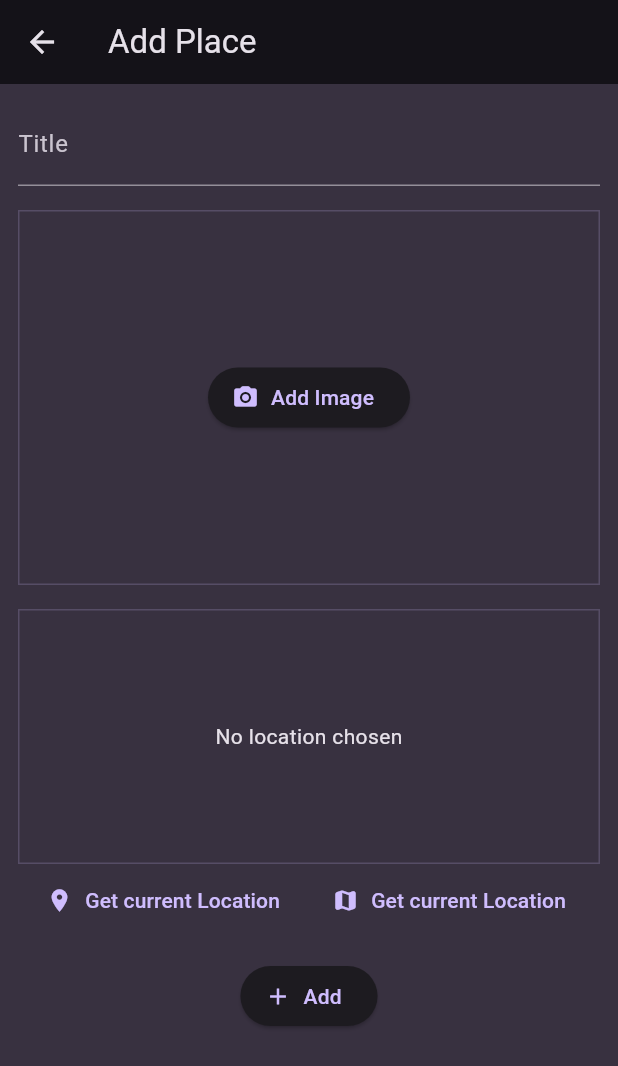
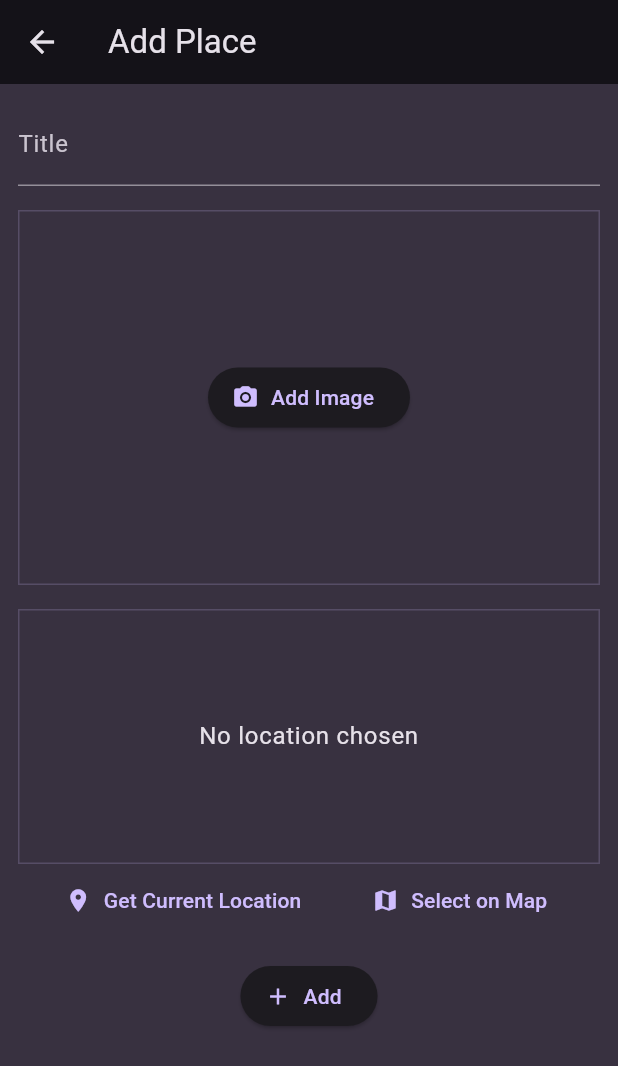
Before and after one commit to Devendrareddy1402/FavoritePlace, a Flutter app: the screen it shows after launch, after a tap on the "add" icon, on a phone screen of 412 x 824 dp. Shown: the top 1066 px of the screen. Run offline on Flutter 3.47's test engine with Material 3 defaults, Android fonts, the phone set to English and light mode, and no system bars; our stand-ins replace flutter_riverpod, google_fonts, image_picker, location; missing offline and left inert: cross_file_image.

Commit message:
location

```diff
--- a/lib/models/place.dart
+++ b/lib/models/place.dart
@@ -3,9 +3,22 @@ import 'package:uuid/uuid.dart';
 
 const uuid = Uuid();
 
+class PlaceLocation {
+  const PlaceLocation(
+      {required this.latitude, required this.longitude, required this.address});
+  final double latitude;
+  final double longitude;
+  final String address;
+}
+
 class Place {
-  Place({required this.title, required this.image}) : id = uuid.v4();
+  Place({
+    required this.title,
+    required this.image,
+    /*required this.location*/
+  }) : id = uuid.v4();
   final String title;
   final String id;
   final XFile image;
+  //final PlaceLocation location;
 }
--- a/lib/screens/add_place.dart
+++ b/lib/screens/add_place.dart
@@ -4,7 +4,6 @@ import 'package:favorite_place/widgets/location_input.dart';
 import 'package:flutter/material.dart';
 import 'package:flutter_riverpod/flutter_riverpod.dart';
 import 'package:image_picker/image_picker.dart';
-import 'package:location/location.dart';
 
 class AddPlaceScreen extends ConsumerStatefulWidget {
   const AddPlaceScreen({super.key});
--- a/lib/screens/places_list.dart
+++ b/lib/screens/places_list.dart
@@ -20,7 +20,7 @@ class PlacesScreen extends ConsumerWidget {
             onPressed: () {
               Navigator.of(context).push(
                 MaterialPageRoute(
-                  builder: (ctx) => AddPlaceScreen(),
+                  builder: (ctx) => const AddPlaceScreen(),
                 ),
               );
             },
--- a/lib/widgets/location_input.dart
+++ b/lib/widgets/location_input.dart
@@ -1,6 +1,148 @@
+import 'dart:convert';
+
+import 'package:favorite_place/models/place.dart';
+import 'package:flutter/material.dart';
+import 'package:location/location.dart';
+import 'package:http/http.dart' as http;
+
+class LocationInput extends StatefulWidget {
+  const LocationInput({super.key});
+
+  @override
+  State<LocationInput> createState() {
+    return _LocationInputState();
+  }
+}
+
+class _LocationInputState extends State<LocationInput> {
+  PlaceLocation? _pickedLocation;
+  var _isGettingLocation = false;
+
+  String get locationImage {
+    if (_pickedLocation == null) {
+      return '';
+    }
+    final lat = _pickedLocation!.latitude;
+    final lng = _pickedLocation!.longitude;
+    return 'https://maps.googleapis.com/maps/api/staticmap?center=$lat,$lng=&zoom=16&size=600x300&maptype=roadmap&markers=color:red%7Clabel:A%7C$lat,$lng&key=AIzaSyBjXnefhFTXOJpdk6V66Kp9nRV9Qo20LqY';
+  }
+
+  void _getCurrentLocation() async {
+    Location location = Location();
+
+    bool serviceEnabled;
+    PermissionStatus permissionGranted;
+    LocationData locationData;
+
+    serviceEnabled = await location.serviceEnabled();
+    if (!serviceEnabled) {
+      serviceEnabled = await location.requestService();
+      if (!serviceEnabled) {
+        return;
+      }
+    }
+
+    permissionGranted = await location.hasPermission();
+    if (permissionGranted == PermissionStatus.denied) {
+      permissionGranted = await location.requestPermission();
+      if (permissionGranted != PermissionStatus.granted) {
+        return;
+      }
+    }
+
+    setState(() {
+      _isGettingLocation = true;
+    });
+
+    locationData = await location.getLocation();
+    final lat = locationData.latitude;
+    final lng = locationData.longitude;
+
+    if (lat == null || lng == null) {
+      return;
+    }
+
+    final url = Uri.parse(
+        'https://maps.googleapis.com/maps/api/geocode/json?latlng=$lat,$lng&key=AIzaSyBjXnefhFTXOJpdk6V66Kp9nRV9Qo20LqY');
+    final response = await http.get(url);
+    final resData = json.decode(response.body);
+    print('DATA $resData');
+    final address = resData['results'][0]['formatted_address'];
+
+    setState(() {
+      _pickedLocation = PlaceLocation(
+        latitude: lat,
+        longitude: lng,
+        address: address,
+      );
+      _isGettingLocation = false;
+    });
+  }
+
+  @override
+  Widget build(BuildContext context) {
+    Widget previewContent = Text(
+      'No location chosen',
+      textAlign: TextAlign.center,
+      style: Theme.of(context).textTheme.bodyLarge!.copyWith(
+            color: Theme.of(context).colorScheme.onBackground,
+          ),
+    );
+
+    if (_pickedLocation != null) {
+      previewContent = Image.network(
+        locationImage,
+        fit: BoxFit.cover,
+        width: double.infinity,
+        height: double.infinity,
+      );
+    }
+
+    if (_isGettingLocation) {
+      previewContent = const CircularProgressIndicator();
+    }
+
+    return Column(
+      children: [
+        Container(
+          height: 170,
+          width: double.infinity,
+          alignment: Alignment.center,
+          decoration: BoxDecoration(
+            border: Border.all(
+              width: 1,
+              color: Theme.of(context).colorScheme.primary.withOpacity(0.2),
+            ),
+          ),
+          child: previewContent,
+        ),
+        Row(
+          mainAxisAlignment: MainAxisAlignment.spaceEvenly,
+          children: [
+            TextButton.icon(
+              icon: const Icon(Icons.location_on),
+              label: const Text('Get Current Location'),
+              onPressed: _getCurrentLocation,
+            ),
+            TextButton.icon(
+              icon: const Icon(Icons.map),
+              label: const Text('Select on Map'),
+              onPressed: () {},
+            ),
+          ],
+        ),
+      ],
+    );
+  }
+}
+
+/*import 'dart:convert';
+
+import 'package:favorite_place/models/place.dart';
 import 'package:flutter/material.dart';
 // import 'package:flutter_riverpod/flutter_riverpod.dart';
 import 'package:location/location.dart';
+import 'package:http/http.dart' as http;
 
 class LocationInput extends StatefulWidget {
   const LocationInput({super.key});
@@ -11,8 +153,18 @@ class LocationInput extends StatefulWidget {
 }
 
 class _LocationInputState extends State<LocationInput> {
-  Location? _pickedLocation;
+  PlaceLocation? _pickedLocation;
   var _isGettingLocation = false;
+
+  String get locationImage {
+    if (_pickedLocation == null) {
+      return '';
+    }
+    final lat = _pickedLocation!.latitude;
+    final long = _pickedLocation!.longitude;
+
+    return 'https://maps.googleapis.com/maps/api/staticmap?center=$lat,$long&zoom=16&size=600x300&maptype=roadmap&markers=color:red%7Clabel:A%7C$lat,$long&key=AIzaSyBjXnefhFTXOJpdk6V66Kp9nRV9Qo20LqY';
+  }
 
   void _getCurrentLocation() async {
     Location location = Location();
@@ -41,10 +193,30 @@ class _LocationInputState extends State<LocationInput> {
     });
 
     locationData = await location.getLocation();
-    print(locationData.longitude);
-    print(locationData.latitude);
+
+    final lat = locationData.latitude;
+    final long = locationData.longitude;
+
+    if (lat == null || long == null) {
+      return;
+    }
+
+    final url = Uri.parse(
+      'https://maps.googleapis.com/maps/api/geocode/json?latlng=$lat,$long&key=AIzaSyBjXnefhFTXOJpdk6V66Kp9nRV9Qo20LqY',
+    );
+
+    final response = await http.get(url);
+    var code = response.statusCode;
+    print('StatusCode $code');
+    final resData = json.decode(response.body);
+    final address = resData['result'][0]['formatted_address'];
 
     setState(() {
+      _pickedLocation = PlaceLocation(
+        latitude: lat,
+        longitude: long,
+        address: address,
+      );
       _isGettingLocation = false;
     });
   }
@@ -58,6 +230,14 @@ class _LocationInputState extends State<LocationInput> {
             color: Theme.of(context).colorScheme.onBackground,
           ),
     );
+    if (_pickedLocation != null) {
+      previewContent = Image.network(
+        locationImage,
+        fit: BoxFit.cover,
+        width: double.infinity,
+        height: double.infinity,
+      );
+    }
     if (_isGettingLocation) {
       previewContent = const CircularProgressIndicator();
     }
@@ -93,4 +273,4 @@ class _LocationInputState extends State<LocationInput> {
       ],
     );
   }
-}
+}*/
--- a/pubspec.yaml
+++ b/pubspec.yaml
@@ -42,6 +42,7 @@ dependencies:
   image_picker: ^1.0.7
   cross_file_image: ^1.1.0
   location: ^5.0.3
+  http: ^1.2.0
 
 dev_dependencies:
   flutter_test:
```
Also changed, not shown: pubspec.lock, 1 other file.
